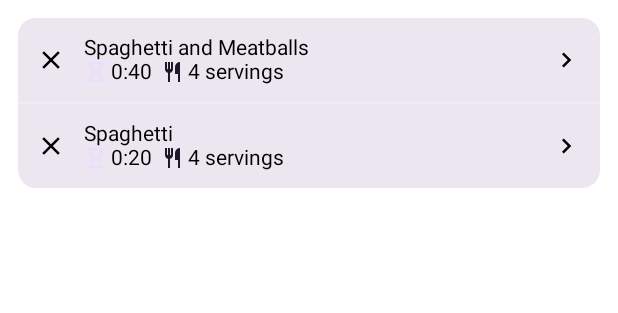
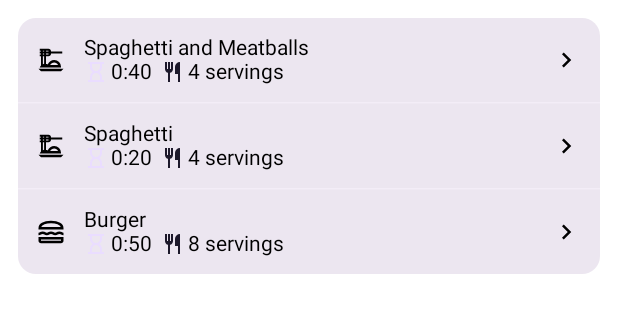
Before and after one commit to andrewlinington/recipe-book, an Android app built with Jetpack Compose: the @Preview function PreviewHomeScreen, on a phone screen of 412 x 824 dp. Shown: the top 313 px of the screen. Run offline under Robolectric (Android 15) with nearby library versions, the phone set to English and light mode, and no system bars.

Commit message:
added icons to the recipe rows to lead the content

```diff
--- a/app/src/main/java/com/exstream/recipebook/home/HomeScreen.kt
+++ b/app/src/main/java/com/exstream/recipebook/home/HomeScreen.kt
@@ -9,14 +9,11 @@ import androidx.compose.foundation.layout.fillMaxWidth
 import androidx.compose.foundation.layout.padding
 import androidx.compose.foundation.shape.RoundedCornerShape
 import androidx.compose.material3.HorizontalDivider
-import androidx.compose.material3.Icon
 import androidx.compose.material3.MaterialTheme
 import androidx.compose.material3.Text
 import androidx.compose.runtime.Composable
 import androidx.compose.ui.Alignment
 import androidx.compose.ui.Modifier
-import androidx.compose.ui.res.painterResource
-import androidx.compose.ui.tooling.preview.Preview
 import androidx.compose.ui.unit.dp
 import com.exstream.recipebook.R
 import com.exstream.recipebook.recipe.data.Recipe
@@ -66,10 +63,7 @@ private fun RecipeRow(
         ) {
             // leading icon
             DsIcon(
-                icon = IconContent(
-                    icon = R.drawable.close, // TODO include icon in the Recipe
-                    contentDescription = "food item" // TODO include this in list of details needed
-                ),
+                icon = recipe.icon,
                 iconSize = { large }
             )
 
@@ -135,6 +129,10 @@ private fun PreviewHomeScreen() {
         recipes = listOf(
             Recipe(
                 name = "Spaghetti and Meatballs",
+                icon = IconContent(
+                    icon = R.drawable.dinner_dining,
+                    contentDescription = "pasta dish"
+                ),
                 description = "",
                 servings = 4,
                 timeInMinutesToCook = 25,
@@ -142,10 +140,25 @@ private fun PreviewHomeScreen() {
             ),
             Recipe(
                 name = "Spaghetti",
+                icon = IconContent(
+                    icon = R.drawable.dinner_dining,
+                    contentDescription = "pasta dish"
+                ),
                 description = "",
                 servings = 4,
                 timeInMinutesToCook = 15,
                 timeInMinutesToPrep = 5
+            ),
+            Recipe(
+                name = "Burger",
+                icon = IconContent(
+                    icon = R.drawable.lunch_dining,
+                    contentDescription = "burger dish"
+                ),
+                description = "",
+                servings = 8,
+                timeInMinutesToCook = 25,
+                timeInMinutesToPrep = 25
             )
         )
     )
--- a/app/src/main/java/com/exstream/recipebook/recipe/data/Recipe.kt
+++ b/app/src/main/java/com/exstream/recipebook/recipe/data/Recipe.kt
@@ -1,10 +1,12 @@
 package com.exstream.recipebook.recipe.data
 
 import android.annotation.SuppressLint
+import com.exstream.recipebook.ui.components.IconContent
 
 data class Recipe(
     val name: String,
     val description: String = "",
+    val icon: IconContent,
     val servings: Int,
     val timeInMinutesToCook: Int,
     val timeInMinutesToPrep: Int,
--- a/app/src/main/java/com/exstream/recipebook/ui/theme/Theme.kt
+++ b/app/src/main/java/com/exstream/recipebook/ui/theme/Theme.kt
@@ -13,6 +13,7 @@ import androidx.compose.runtime.Immutable
 import androidx.compose.ui.graphics.Color
 import androidx.compose.ui.platform.LocalContext
 import androidx.compose.ui.tooling.preview.PreviewLightDark
+import androidx.compose.ui.tooling.preview.PreviewScreenSizes
 import androidx.compose.ui.tooling.preview.PreviewWrapper
 import androidx.compose.ui.tooling.preview.PreviewWrapperProvider
 
@@ -294,4 +295,5 @@ class AppThemeWrapper : PreviewWrapperProvider {
 
 @PreviewWrapper(AppThemeWrapper::class)
 @PreviewLightDark
+@PreviewScreenSizes
 annotation class PreviewTheme
--- /dev/null
+++ b/app/src/main/res/drawable/dinner_dining.xml
@@ -0,0 +1,8 @@
+<vector xmlns:android="http://schemas.android.com/apk/res/android"
+    android:width="24dp"
+    android:height="24dp"
+    android:viewportWidth="24"
+    android:viewportHeight="24">
+    <path android:fillColor="@android:color/black"
+        android:pathData="M4,21L2,19H22l-2,2H4ZM3,18q0.15-0.45 0.4-0.85T4,16.4V9H3V7.5H4V6.75H3V5.25H4V4.5H3V3h7q0.83,0 1.41,0.59T12,5V5.25h9v1.5H12V7q0,0.82-0.59,1.41T10,9H8v6.1q0.35,0.05 0.7,0.15t0.65,0.3q0.65-1.63 2.08-2.59T14.58,12q2.25,0 3.84,1.54T20,17.3V18H3Zm8.35-2h6.3q-0.43-0.9-1.25-1.45T14.58,14q-1.05,0-1.93,0.53T11.35,16ZM8,5.25h2V4.5H8V5.25ZM8,7.5h2V6.75H8V7.5ZM5.5,5.25h1V4.5h-1V5.25Zm0,2.25h1V6.75h-1V7.5Zm0,7.85q0.25-0.13 0.49-0.19T6.5,15.05V9h-1v6.35Zm9,0.65Z"/>
+</vector>
```
Also changed, not shown: app/src/main/java/com/exstream/recipebook/MainActivity.kt (+22 -16 lines).
